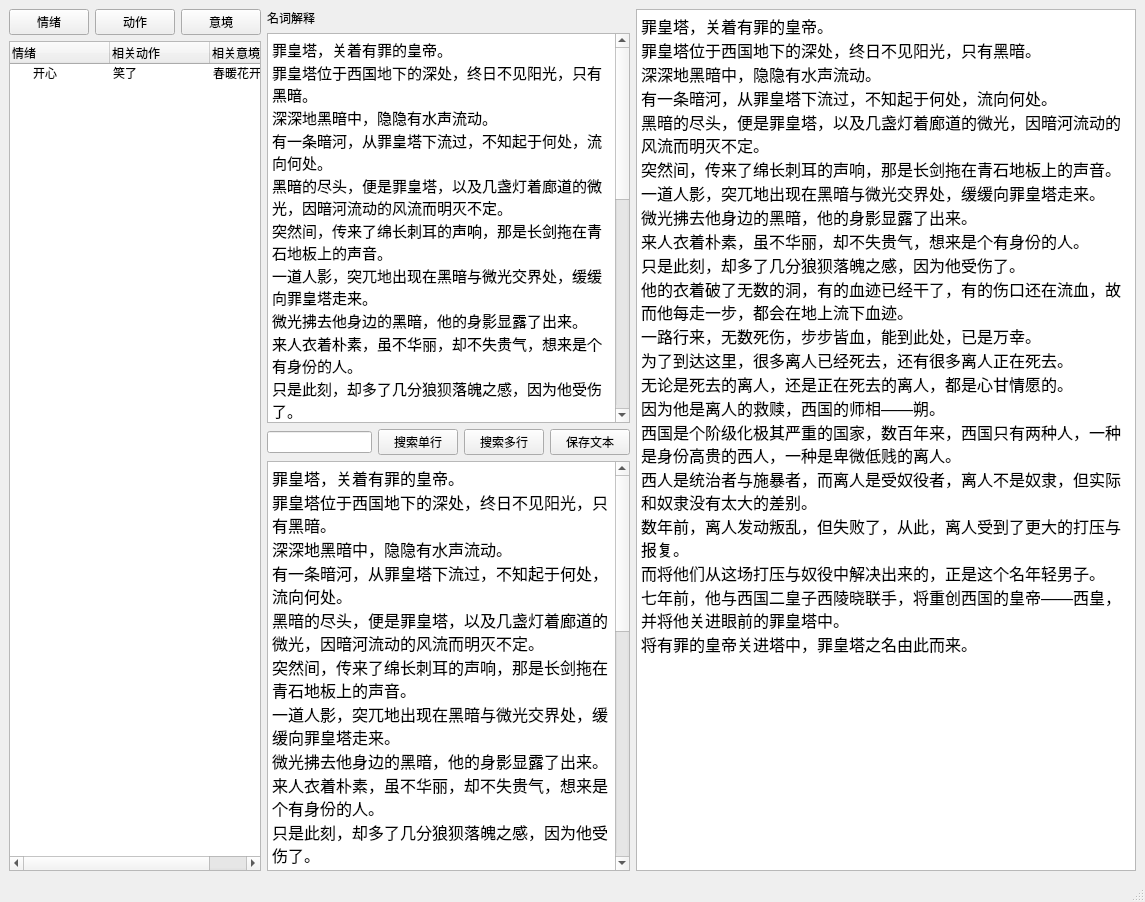
Old version of the form ui/mybase.ui in the repository InSeekFame/mybase.
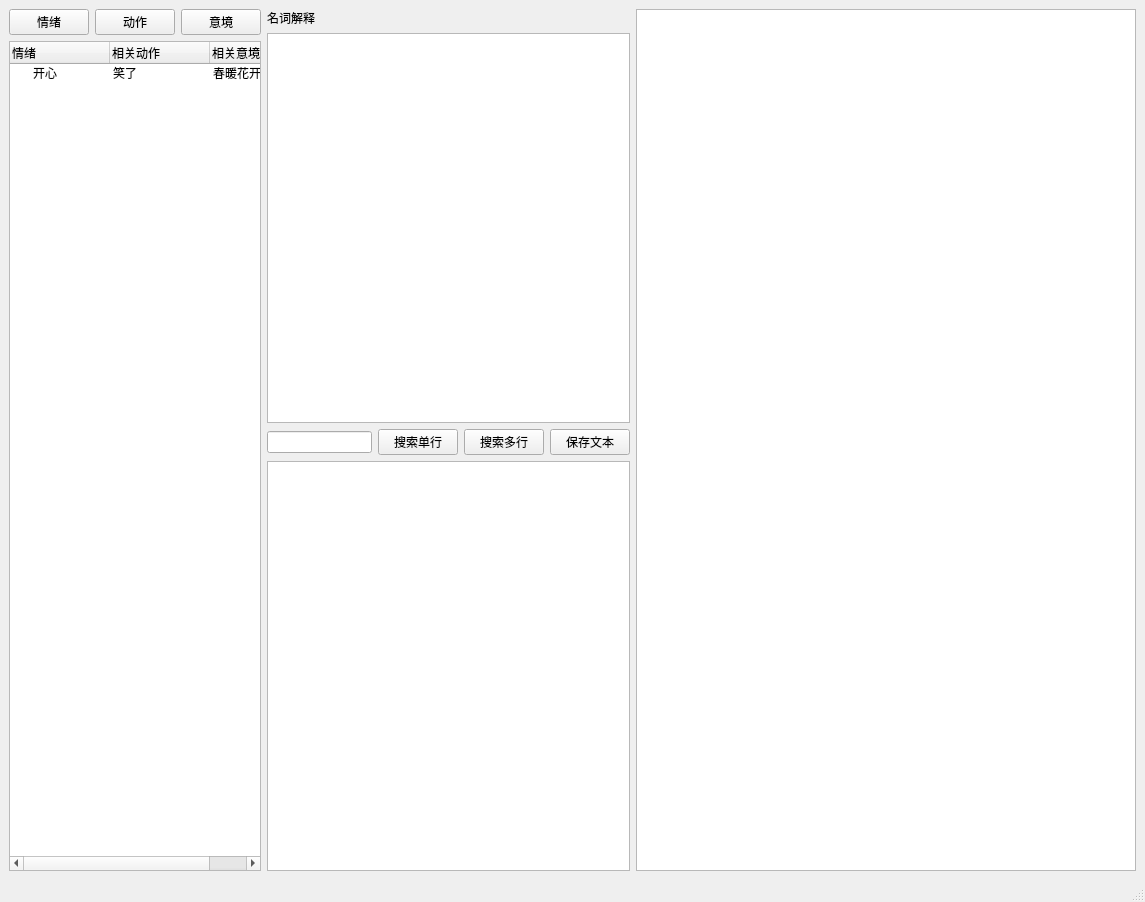
New version of the form.

Commit message: 界面修改...

```diff
--- a/ui/mybase.ui
+++ b/ui/mybase.ui
@@ -6,7 +6,7 @@
    <rect>
     <x>0</x>
     <y>0</y>
-    <width>1076</width>
+    <width>1138</width>
     <height>902</height>
    </rect>
   </property>
@@ -117,27 +117,7 @@
            </font>
           </property>
           <property name="plainText">
-           <string>罪皇塔，关着有罪的皇帝。
-罪皇塔位于西国地下的深处，终日不见阳光，只有黑暗。
-深深地黑暗中，隐隐有水声流动。
-有一条暗河，从罪皇塔下流过，不知起于何处，流向何处。
-黑暗的尽头，便是罪皇塔，以及几盏灯着廊道的微光，因暗河流动的风流而明灭不定。
-突然间，传来了绵长刺耳的声响，那是长剑拖在青石地板上的声音。
-一道人影，突兀地出现在黑暗与微光交界处，缓缓向罪皇塔走来。
-微光拂去他身边的黑暗，他的身影显露了出来。
-来人衣着朴素，虽不华丽，却不失贵气，想来是个有身份的人。
-只是此刻，却多了几分狼狈落魄之感，因为他受伤了。
-他的衣着破了无数的洞，有的血迹已经干了，有的伤口还在流血，故而他每走一步，都会在地上流下血迹。
-一路行来，无数死伤，步步皆血，能到此处，已是万幸。
-为了到达这里，很多离人已经死去，还有很多离人正在死去。
-无论是死去的离人，还是正在死去的离人，都是心甘情愿的。
-因为他是离人的救赎，西国的师相——朔。
-西国是个阶级化极其严重的国家，数百年来，西国只有两种人，一种是身份高贵的西人，一种是卑微低贱的离人。
-西人是统治者与施暴者，而离人是受奴役者，离人不是奴隶，但实际和奴隶没有太大的差别。
-数年前，离人发动叛乱，但失败了，从此，离人受到了更大的打压与报复。
-而将他们从这场打压与奴役中解决出来的，正是这个名年轻男子。
-七年前，他与西国二皇子西陵晓联手，将重创西国的皇帝——西皇，并将他关进眼前的罪皇塔中。
-将有罪的皇帝关进塔中，罪皇塔之名由此而来。</string>
+           <string/>
           </property>
          </widget>
         </item>
@@ -189,27 +169,7 @@
            </font>
           </property>
           <property name="plainText">
-           <string>罪皇塔，关着有罪的皇帝。
-罪皇塔位于西国地下的深处，终日不见阳光，只有黑暗。
-深深地黑暗中，隐隐有水声流动。
-有一条暗河，从罪皇塔下流过，不知起于何处，流向何处。
-黑暗的尽头，便是罪皇塔，以及几盏灯着廊道的微光，因暗河流动的风流而明灭不定。
-突然间，传来了绵长刺耳的声响，那是长剑拖在青石地板上的声音。
-一道人影，突兀地出现在黑暗与微光交界处，缓缓向罪皇塔走来。
-微光拂去他身边的黑暗，他的身影显露了出来。
-来人衣着朴素，虽不华丽，却不失贵气，想来是个有身份的人。
-只是此刻，却多了几分狼狈落魄之感，因为他受伤了。
-他的衣着破了无数的洞，有的血迹已经干了，有的伤口还在流血，故而他每走一步，都会在地上流下血迹。
-一路行来，无数死伤，步步皆血，能到此处，已是万幸。
-为了到达这里，很多离人已经死去，还有很多离人正在死去。
-无论是死去的离人，还是正在死去的离人，都是心甘情愿的。
-因为他是离人的救赎，西国的师相——朔。
-西国是个阶级化极其严重的国家，数百年来，西国只有两种人，一种是身份高贵的西人，一种是卑微低贱的离人。
-西人是统治者与施暴者，而离人是受奴役者，离人不是奴隶，但实际和奴隶没有太大的差别。
-数年前，离人发动叛乱，但失败了，从此，离人受到了更大的打压与报复。
-而将他们从这场打压与奴役中解决出来的，正是这个名年轻男子。
-七年前，他与西国二皇子西陵晓联手，将重创西国的皇帝——西皇，并将他关进眼前的罪皇塔中。
-将有罪的皇帝关进塔中，罪皇塔之名由此而来。</string>
+           <string/>
           </property>
          </widget>
         </item>
@@ -235,27 +195,7 @@
          </font>
         </property>
         <property name="plainText">
-         <string>罪皇塔，关着有罪的皇帝。
-罪皇塔位于西国地下的深处，终日不见阳光，只有黑暗。
-深深地黑暗中，隐隐有水声流动。
-有一条暗河，从罪皇塔下流过，不知起于何处，流向何处。
-黑暗的尽头，便是罪皇塔，以及几盏灯着廊道的微光，因暗河流动的风流而明灭不定。
-突然间，传来了绵长刺耳的声响，那是长剑拖在青石地板上的声音。
-一道人影，突兀地出现在黑暗与微光交界处，缓缓向罪皇塔走来。
-微光拂去他身边的黑暗，他的身影显露了出来。
-来人衣着朴素，虽不华丽，却不失贵气，想来是个有身份的人。
-只是此刻，却多了几分狼狈落魄之感，因为他受伤了。
-他的衣着破了无数的洞，有的血迹已经干了，有的伤口还在流血，故而他每走一步，都会在地上流下血迹。
-一路行来，无数死伤，步步皆血，能到此处，已是万幸。
-为了到达这里，很多离人已经死去，还有很多离人正在死去。
-无论是死去的离人，还是正在死去的离人，都是心甘情愿的。
-因为他是离人的救赎，西国的师相——朔。
-西国是个阶级化极其严重的国家，数百年来，西国只有两种人，一种是身份高贵的西人，一种是卑微低贱的离人。
-西人是统治者与施暴者，而离人是受奴役者，离人不是奴隶，但实际和奴隶没有太大的差别。
-数年前，离人发动叛乱，但失败了，从此，离人受到了更大的打压与报复。
-而将他们从这场打压与奴役中解决出来的，正是这个名年轻男子。
-七年前，他与西国二皇子西陵晓联手，将重创西国的皇帝——西皇，并将他关进眼前的罪皇塔中。
-将有罪的皇帝关进塔中，罪皇塔之名由此而来。</string>
+         <string/>
         </property>
        </widget>
       </item>
```
Left out of the diff: 8 changed lines with no effect on the pictures.
